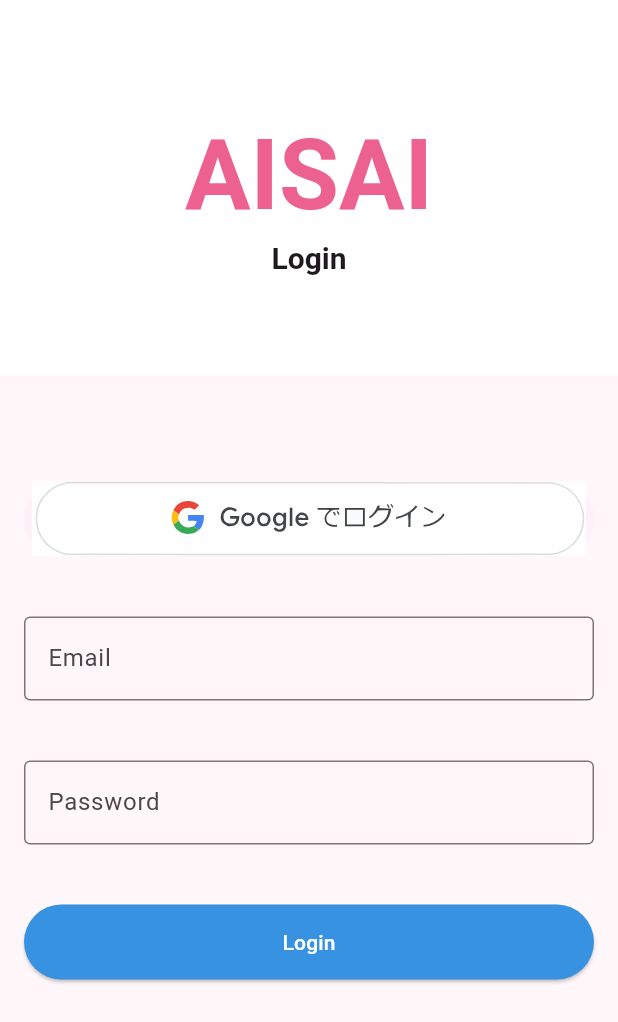
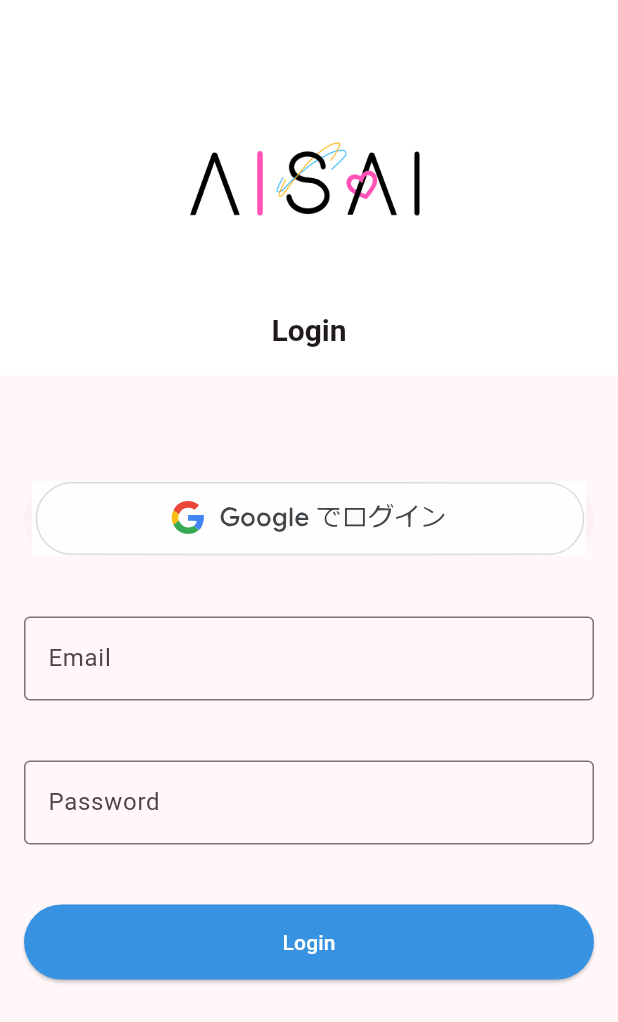
Before and after one commit to SeinKina/aisai_app, a Flutter app: the screen it shows after launch, on a phone screen of 412 x 824 dp. Shown: the top 1022 px of the screen. Run offline on Flutter 3.47's test engine with Material 3 defaults, Android fonts, the light colour scheme and no system bars; our stand-ins replace cloud_firestore, confetti, firebase_auth, firebase_core, flutter_svg, geolocator and 2 more; accounts and stored records are empty.

Commit message:
Refactor login screen layout and import user profile create screen

```diff
--- a/lib/view/login/login_screen.dart
+++ b/lib/view/login/login_screen.dart
@@ -1,8 +1,8 @@
+import 'package:aisai_app/view/user/user_profile_create_screen.dart';
 import 'package:firebase_auth/firebase_auth.dart';
+import 'package:flutter/material.dart';
 import 'package:flutter_svg/svg.dart';
 import 'package:google_sign_in/google_sign_in.dart';
-import 'package:flutter/material.dart';
-import 'package:aisai_app/view/user/user_profile_create_screen.dart';
 
 class LoginScreen extends StatefulWidget {
   const LoginScreen({super.key});
@@ -25,7 +25,8 @@
       }
 
       // Google認証情報の取得
-      final GoogleSignInAuthentication googleAuth = await googleUser.authentication;
+      final GoogleSignInAuthentication googleAuth =
+          await googleUser.authentication;
 
       // FirebaseにGoogleの認証情報を渡す
       final OAuthCredential credential = GoogleAuthProvider.credential(
@@ -56,25 +57,23 @@
         toolbarHeight: 250,
         backgroundColor: const Color.fromARGB(255, 255, 255, 255),
         centerTitle: true,
-        title: const Column(
+        title: Column(
           mainAxisSize: MainAxisSize.min,
           children: [
-            SizedBox(height: 10),
-            Text(
-              'AISAI',
-              style: TextStyle(
-                color: Color.fromARGB(255, 236, 97, 144),
-                fontSize: 65, // フォントサイズを大きく
-                fontWeight: FontWeight.bold, // 文字を太く
-              ),
+            const SizedBox(height: 10),
+            Image.asset(
+              'assets/image/aisai_icon.png',
+              height: 180, // 画像の高さを指定
             ),
-            Text(
+            const SizedBox(height: 10),
+            const Text(
               'Login',
               style: TextStyle(
                 fontSize: 20, // フォントサイズを大きく
                 fontWeight: FontWeight.bold, // 文字を太く
               ),
             ),
+            const SizedBox(height: 10),
           ],
         ),
       ),
```
Also changed, not shown: assets/image/aisai_icon.png (added).
